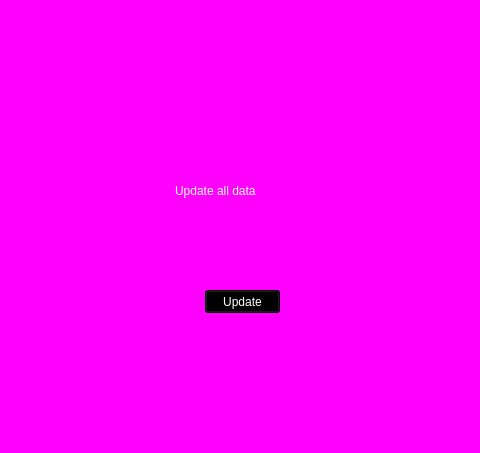
This is ml_stock.ui in jengkub/ML-stockradar as Qt 5 draws it before an edit; both pictures show x 435 to 915 and y 90 to 543 of the 1118 by 779 pixel window. The edited form follows.
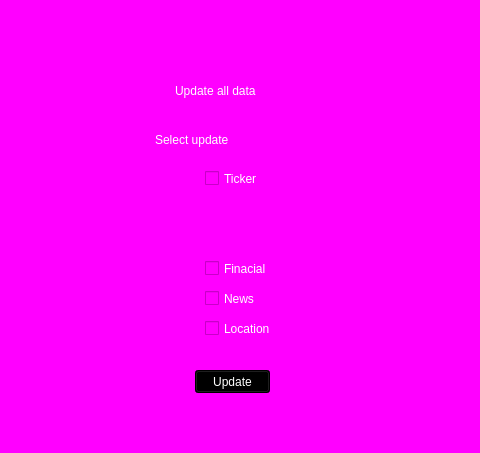
This is the edited form. The open tabs and pages were chosen to show the change.

The edit to the form file:
```diff
--- a/ml_stock.ui
+++ b/ml_stock.ui
@@ -249,7 +249,7 @@
            <property name="geometry">
             <rect>
              <x>370</x>
-             <y>250</y>
+             <y>150</y>
              <width>141</width>
              <height>61</height>
             </rect>
@@ -265,8 +265,8 @@
           <widget class="QPushButton" name="pushButton_6">
            <property name="geometry">
             <rect>
-             <x>400</x>
-             <y>380</y>
+             <x>390</x>
+             <y>460</y>
              <width>75</width>
              <height>23</height>
             </rect>
@@ -280,6 +280,90 @@
             <string>Update</string>
            </property>
           </widget>
+          <widget class="QCheckBox" name="checkBox_1">
+           <property name="geometry">
+            <rect>
+             <x>400</x>
+             <y>260</y>
+             <width>70</width>
+             <height>17</height>
+            </rect>
+           </property>
+           <property name="styleSheet">
+            <string notr="true">color: rgb(255, 255, 255);</string>
+           </property>
+           <property name="text">
+            <string>Ticker</string>
+           </property>
+          </widget>
+          <widget class="QCheckBox" name="checkBox_2">
+           <property name="geometry">
+            <rect>
+             <x>400</x>
+             <y>350</y>
+             <width>70</width>
+             <height>17</height>
+            </rect>
+           </property>
+           <property name="styleSheet">
+            <string notr="true">color: rgb(255, 255, 255);</string>
+           </property>
+           <property name="text">
+            <string>Finacial</string>
+           </property>
+          </widget>
+          <widget class="QCheckBox" name="checkBox_3">
+           <property name="geometry">
+            <rect>
+             <x>400</x>
+             <y>380</y>
+             <width>70</width>
+             <height>17</height>
+            </rect>
+           </property>
+           <property name="styleSheet">
+            <string notr="true">color: rgb(255, 255, 255);</string>
+           </property>
+           <property name="text">
+            <string>News</string>
+           </property>
+          </widget>
+          <widget class="QCheckBox" name="checkBox_4">
+           <property name="geometry">
+            <rect>
+             <x>400</x>
+             <y>410</y>
+             <width>70</width>
+             <height>17</height>
+            </rect>
+           </property>
+           <property name="styleSheet">
+            <string notr="true">color: rgb(255, 255, 255);</string>
+           </property>
+           <property name="text">
+            <string>Location</string>
+           </property>
+          </widget>
+          <widget class="QLabel" name="label_3">
+           <property name="geometry">
+            <rect>
+             <x>350</x>
+             <y>220</y>
+             <width>171</width>
+             <height>20</height>
+            </rect>
+           </property>
+           <property name="layoutDirection">
+            <enum>Qt::LeftToRight</enum>
+           </property>
+           <property name="styleSheet">
+            <string notr="true">color: rgb(255, 255, 255);
+font: 10pt &quot;MS Shell Dlg 2&quot;;</string>
+           </property>
+           <property name="text">
+            <string>Select update</string>
+           </property>
+          </widget>
          </widget>
         </widget>
        </widget>
```
Left out of the diff: 2 changed lines with no effect on the pictures.
